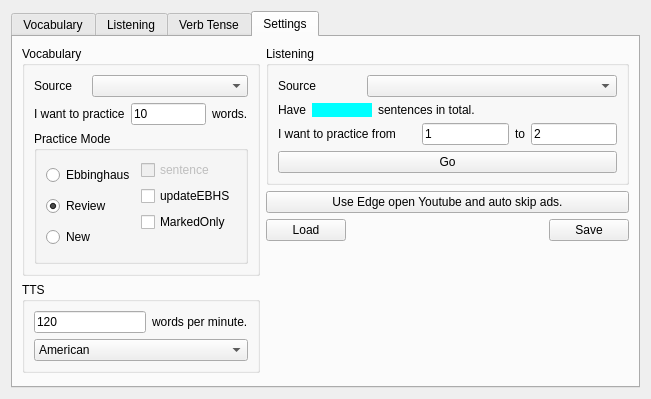
First picture: the form in ui/EnglishPractice.ui, repository SuWeipeng/EnglishPractice, before the edit.
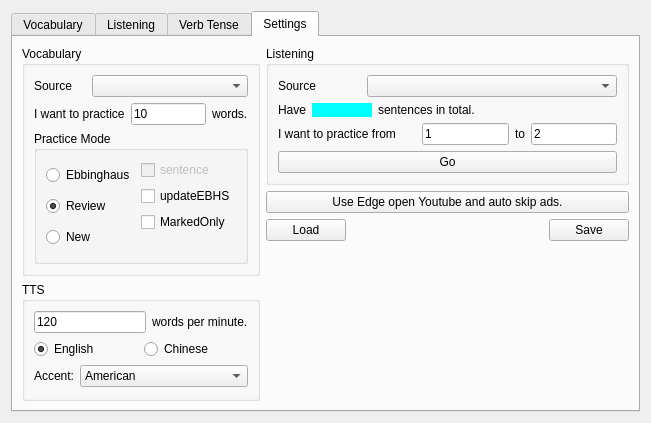
Second picture: the form after the edit. The open tabs and pages were chosen to show the change.

Commit message: 支持中文听写

The edit to the form file:
```diff
--- a/ui/EnglishPractice.ui
+++ b/ui/EnglishPractice.ui
@@ -7,7 +7,7 @@
     <x>0</x>
     <y>0</y>
     <width>630</width>
-    <height>397</height>
+    <height>415</height>
    </rect>
   </property>
   <property name="windowTitle">
@@ -960,7 +960,43 @@
              </layout>
             </item>
             <item>
+             <layout class="QHBoxLayout" name="horizontalLayout_17">
+              <item>
+               <widget class="QRadioButton" name="radioButton_5">
+                <property name="text">
+                 <string>English</string>
+                </property>
+                <property name="checked">
+                 <bool>true</bool>
+                </property>
+               </widget>
+              </item>
+              <item>
+               <widget class="QRadioButton" name="radioButton_4">
+                <property name="text">
+                 <string>Chinese</string>
+                </property>
+               </widget>
+              </item>
+             </layout>
+            </item>
+            <item>
+             <layout class="QHBoxLayout" name="horizontalLayout_16">
+              <item>
+               <widget class="QLabel" name="label_23">
+                <property name="text">
+                 <string>Accent:</string>
+                </property>
+               </widget>
+              </item>
+              <item>
              <widget class="QComboBox" name="comboBox_3">
+                <property name="sizePolicy">
+                 <sizepolicy hsizetype="Expanding" vsizetype="Fixed">
+                  <horstretch>0</horstretch>
+                  <verstretch>0</verstretch>
+                 </sizepolicy>
+                </property>
               <item>
                <property name="text">
                 <string>American</string>
@@ -974,7 +1010,6 @@
              </widget>
             </item>
            </layout>
-          </widget>
          </item>
          <item>
           <spacer name="verticalSpacer">
@@ -988,6 +1023,9 @@
             </size>
            </property>
           </spacer>
+            </item>
+           </layout>
+          </widget>
          </item>
         </layout>
        </item>
```
Lines whose indentation alone changed are shown as unchanged. The commit also changes 1 other file.
